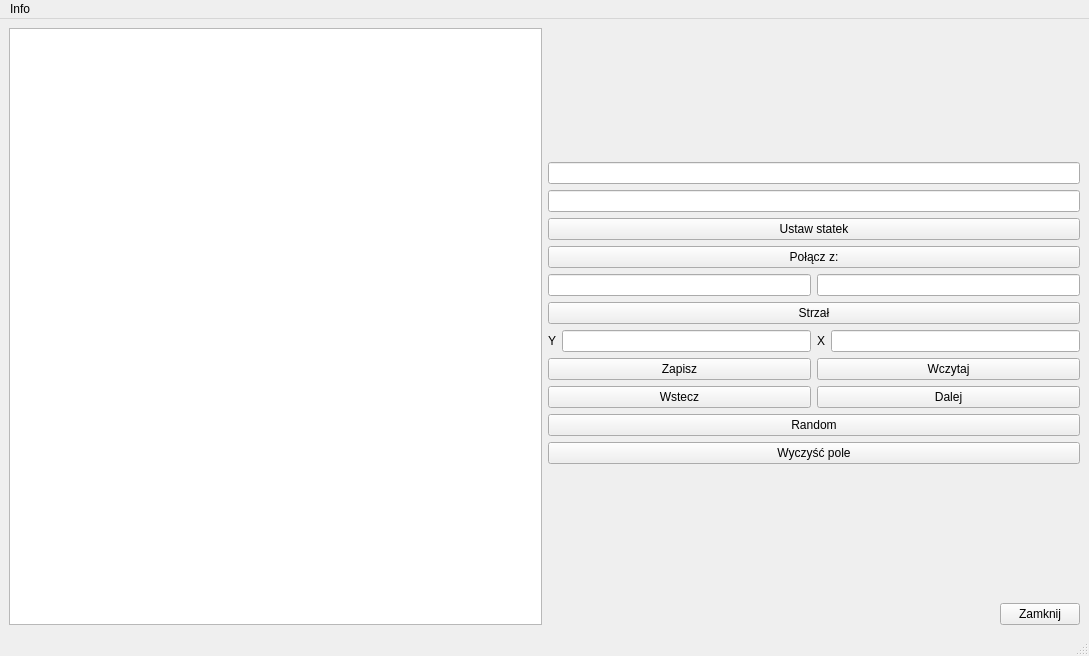
First picture: the form in untitled.ui, repository pkprzekwas/QtHex, before the edit.
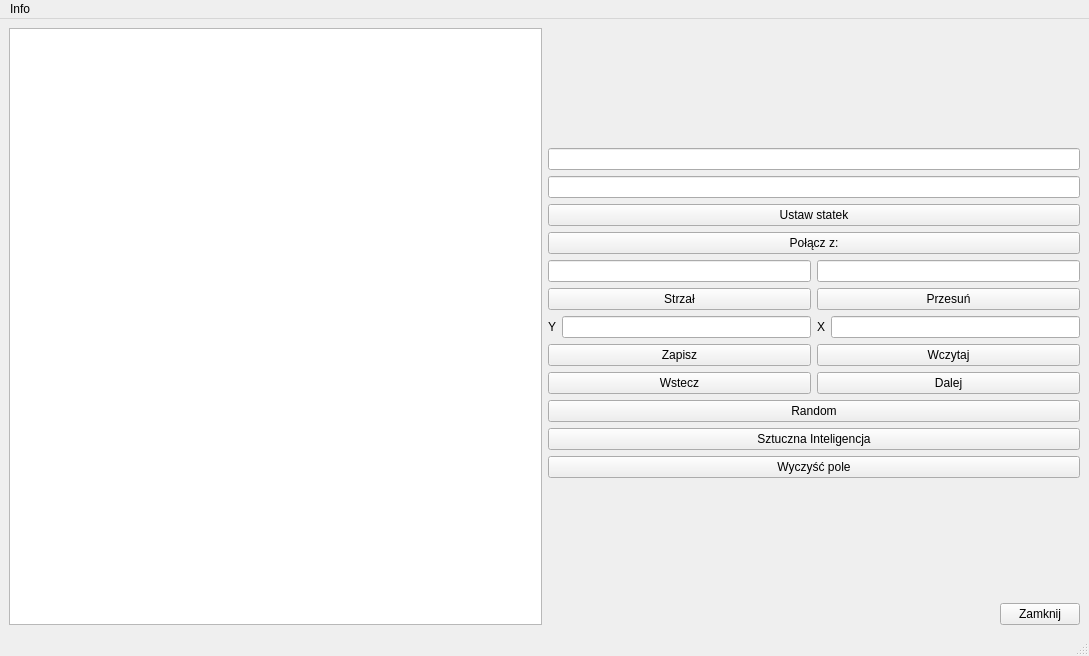
Second picture: the form after the edit.

```diff
--- a/untitled.ui
+++ b/untitled.ui
@@ -87,6 +87,8 @@
          </layout>
         </item>
         <item>
+         <layout class="QHBoxLayout" name="horizontalLayout_7">
+          <item>
          <widget class="QPushButton" name="shot_btn">
           <property name="text">
            <string>Strzał</string>
@@ -94,6 +96,15 @@
          </widget>
         </item>
         <item>
+           <widget class="QPushButton" name="move_btn">
+            <property name="text">
+             <string>Przesuń</string>
+            </property>
+           </widget>
+          </item>
+         </layout>
+        </item>
+        <item>
          <layout class="QHBoxLayout" name="horizontalLayout_2">
           <item>
            <widget class="QLabel" name="label">
@@ -160,6 +171,13 @@
           </property>
          </widget>
         </item>
+        <item>
+         <widget class="QPushButton" name="ai_btn">
+          <property name="text">
+           <string>Sztuczna Inteligencja</string>
+          </property>
+         </widget>
+        </item>
         <item>
          <widget class="QPushButton" name="clear_btn">
           <property name="text">
```
Lines whose indentation alone changed are shown as unchanged.
